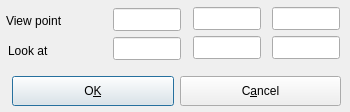
Old version of the form source/VIEW/DIALOGS/setCamera.ui in the repository BALL-Project/ball.
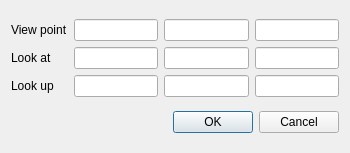
New version of the form.

Commit message: Allow to set the up-Vector in setCamera.

What changed in the file:
```diff
--- a/source/VIEW/DIALOGS/setCamera.ui
+++ b/source/VIEW/DIALOGS/setCamera.ui
@@ -3,13 +3,13 @@
  <comment></comment>
  <exportmacro></exportmacro>
  <class>SetCameraData</class>
- <widget class="QDialog" name="SetCameraData" >
-  <property name="geometry" >
+ <widget class="QDialog" name="SetCameraData">
+  <property name="geometry">
    <rect>
     <x>0</x>
     <y>0</y>
     <width>350</width>
-    <height>112</height>
+    <height>153</height>
    </rect>
   </property>
   <property name="minimumSize" >
@@ -27,179 +27,88 @@
   <property name="windowTitle" >
    <string>Set Camera</string>
   </property>
-  <widget class="QLineEdit" name="look_z" >
-   <property name="geometry" >
-    <rect>
-     <x>272</x>
-     <y>36</y>
-     <width>68</width>
-     <height>23</height>
-    </rect>
-   </property>
-  </widget>
-  <widget class="QLineEdit" name="look_y" >
-   <property name="geometry" >
-    <rect>
-     <x>193</x>
-     <y>36</y>
-     <width>68</width>
-     <height>23</height>
-    </rect>
-   </property>
-  </widget>
-  <widget class="QPushButton" name="ok_button" >
-   <property name="geometry" >
-    <rect>
-     <x>12</x>
-     <y>76</y>
-     <width>162</width>
-     <height>30</height>
-    </rect>
-   </property>
-   <property name="sizePolicy" >
-    <sizepolicy>
-     <hsizetype>7</hsizetype>
-     <vsizetype>0</vsizetype>
-     <horstretch>0</horstretch>
-     <verstretch>0</verstretch>
-    </sizepolicy>
-   </property>
-   <property name="minimumSize" >
-    <size>
-     <width>0</width>
-     <height>30</height>
-    </size>
-   </property>
-   <property name="maximumSize" >
-    <size>
-     <width>32767</width>
-     <height>30</height>
-    </size>
-   </property>
-   <property name="toolTip" >
-    <string>Set camera to new coordinates</string>
-   </property>
-   <property name="text" >
-    <string>O&amp;K</string>
-   </property>
-   <property name="shortcut" >
-    <string>Alt+K</string>
-   </property>
-   <property name="default" >
-    <bool>true</bool>
-   </property>
-  </widget>
-  <widget class="QPushButton" name="cancel_button" >
-   <property name="geometry" >
-    <rect>
-     <x>180</x>
-     <y>76</y>
-     <width>161</width>
-     <height>30</height>
-    </rect>
-   </property>
-   <property name="sizePolicy" >
-    <sizepolicy>
-     <hsizetype>7</hsizetype>
-     <vsizetype>0</vsizetype>
-     <horstretch>0</horstretch>
-     <verstretch>0</verstretch>
-    </sizepolicy>
-   </property>
-   <property name="minimumSize" >
-    <size>
-     <width>0</width>
-     <height>30</height>
-    </size>
-   </property>
-   <property name="maximumSize" >
-    <size>
-     <width>32767</width>
-     <height>30</height>
-    </size>
-   </property>
-   <property name="toolTip" >
-    <string>Close window without reseting camera</string>
-   </property>
-   <property name="text" >
-    <string>C&amp;ancel</string>
-   </property>
-   <property name="shortcut" >
-    <string>Alt+A</string>
-   </property>
-  </widget>
-  <widget class="QLineEdit" name="view_x" >
-   <property name="geometry" >
-    <rect>
-     <x>113</x>
-     <y>8</y>
-     <width>68</width>
-     <height>23</height>
-    </rect>
-   </property>
-  </widget>
-  <widget class="QLineEdit" name="view_y" >
-   <property name="geometry" >
-    <rect>
-     <x>193</x>
-     <y>7</y>
-     <width>68</width>
-     <height>23</height>
-    </rect>
-   </property>
-  </widget>
-  <widget class="QLineEdit" name="view_z" >
-   <property name="geometry" >
-    <rect>
-     <x>272</x>
-     <y>7</y>
-     <width>68</width>
-     <height>23</height>
-    </rect>
-   </property>
-  </widget>
-  <widget class="QLabel" name="view_label" >
-   <property name="geometry" >
-    <rect>
-     <x>6</x>
-     <y>10</y>
-     <width>101</width>
-     <height>21</height>
-    </rect>
-   </property>
-   <property name="text" >
-    <string>View point</string>
-   </property>
-  </widget>
-  <widget class="QLabel" name="look_label" >
-   <property name="geometry" >
-    <rect>
-     <x>8</x>
-     <y>40</y>
-     <width>96</width>
-     <height>21</height>
-    </rect>
-   </property>
-   <property name="text" >
-    <string>Look at</string>
-   </property>
-  </widget>
-  <widget class="QLineEdit" name="look_x" >
-   <property name="geometry" >
-    <rect>
-     <x>113</x>
-     <y>37</y>
-     <width>68</width>
-     <height>23</height>
-    </rect>
-   </property>
-   <property name="inputMask" >
-    <string/>
-   </property>
-  </widget>
+  <layout class="QVBoxLayout" name="verticalLayout">
+   <item>
+    <layout class="QGridLayout" name="gridLayout">
+     <item row="0" column="0">
+      <widget class="QLabel" name="view_label">
+       <property name="text">
+        <string>View point</string>
+       </property>
+      </widget>
+     </item>
+     <item row="0" column="1">
+      <widget class="QLineEdit" name="view_x"/>
+     </item>
+     <item row="0" column="2">
+      <widget class="QLineEdit" name="view_y"/>
+     </item>
+     <item row="0" column="3">
+      <widget class="QLineEdit" name="view_z"/>
+     </item>
+     <item row="1" column="0">
+      <widget class="QLabel" name="look_label">
+       <property name="text">
+        <string>Look at</string>
+       </property>
+      </widget>
+     </item>
+     <item row="1" column="1">
+      <widget class="QLineEdit" name="look_x">
+       <property name="inputMask">
+        <string/>
+       </property>
+      </widget>
+     </item>
+     <item row="1" column="2">
+      <widget class="QLineEdit" name="look_y"/>
+     </item>
+     <item row="1" column="3">
+      <widget class="QLineEdit" name="look_z"/>
+     </item>
+     <item row="2" column="0">
+      <widget class="QLabel" name="look_up_label">
+       <property name="text">
+        <string>Look up</string>
+       </property>
+      </widget>
+     </item>
+     <item row="2" column="1">
+      <widget class="QLineEdit" name="look_up_x">
+       <property name="inputMask">
+        <string/>
+       </property>
+       <property name="text">
+        <string/>
+       </property>
+      </widget>
+     </item>
+     <item row="2" column="2">
+      <widget class="QLineEdit" name="look_up_y">
+       <property name="text">
+        <string/>
+       </property>
+      </widget>
+     </item>
+     <item row="2" column="3">
+      <widget class="QLineEdit" name="look_up_z">
+       <property name="text">
+        <string/>
+       </property>
+      </widget>
+     </item>
+    </layout>
+   </item>
+   <item>
+    <widget class="QDialogButtonBox" name="buttonBox">
+     <property name="standardButtons">
+      <set>QDialogButtonBox::Cancel|QDialogButtonBox::Ok</set>
+     </property>
+    </widget>
+   </item>
+  </layout>
  </widget>
- <layoutdefault spacing="6" margin="11" />
- <pixmapfunction></pixmapfunction>
+ <layoutdefault spacing="6" margin="11"/>
  <tabstops>
   <tabstop>view_x</tabstop>
   <tabstop>view_y</tabstop>
```
Left out of the diff: 16 changed lines with no effect on the pictures. The commit also changes 1 other file.
